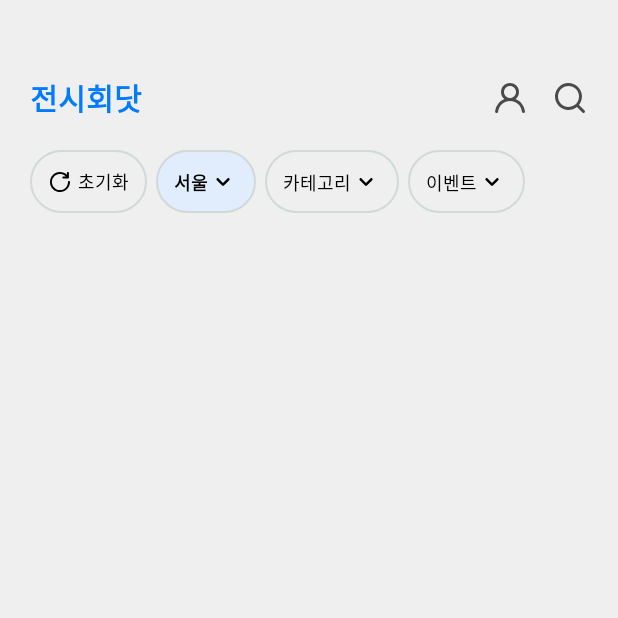
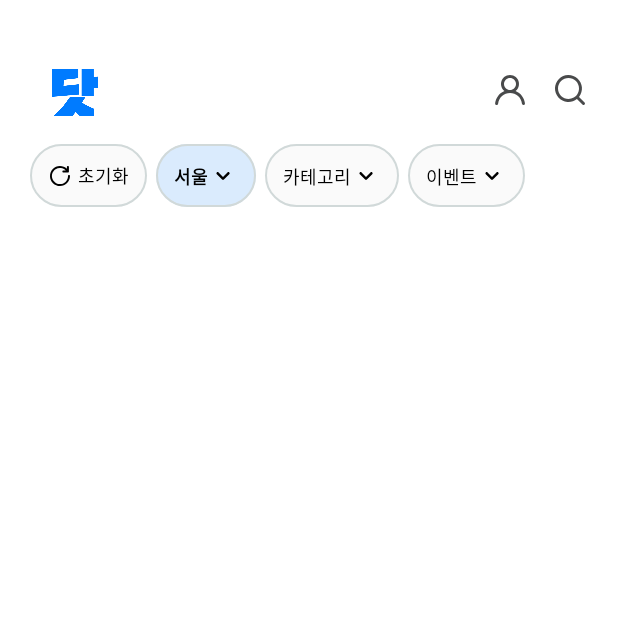
Before and after one commit to AppLinkers/ExhibitionDoT-Android, an Android app built with Jetpack Compose: the HomeRoute screen opened through its navigation route, on a phone screen of 412 x 824 dp, the top half of it. Run offline under Robolectric (Android 15) with nearby library versions, the phone set to English and light mode, and no system bars; our stand-ins replace Dagger/Hilt's generated code, paging; libraries missing offline, so code that uses them is left out: com.kakao.sdk; network calls fail; Roboto replaces fonts that are not available here.

Commit message:
#17 feat: 홈 Topbar 로고 추가

```diff
--- a/presentation/src/main/java/com/exhibitiondot/presentation/ui/DoTApp.kt
+++ b/presentation/src/main/java/com/exhibitiondot/presentation/ui/DoTApp.kt
@@ -1,5 +1,6 @@
 package com.exhibitiondot.presentation.ui
 
+import androidx.compose.foundation.background
 import androidx.compose.foundation.layout.Column
 import androidx.compose.foundation.layout.WindowInsets
 import androidx.compose.foundation.layout.consumeWindowInsets
@@ -25,6 +26,7 @@ fun DoTApp(
             modifier = Modifier
                 .fillMaxSize()
                 .consumeWindowInsets(padding)
+                .background(color = MaterialTheme.colorScheme.background)
         ) {
             DoTNavHost(
                 appState = appState,
--- a/presentation/src/main/java/com/exhibitiondot/presentation/ui/component/DoTTopBar.kt
+++ b/presentation/src/main/java/com/exhibitiondot/presentation/ui/component/DoTTopBar.kt
@@ -1,5 +1,6 @@
 package com.exhibitiondot.presentation.ui.component
 
+import androidx.compose.foundation.Image
 import androidx.compose.foundation.clickable
 import androidx.compose.foundation.layout.Arrangement
 import androidx.compose.foundation.layout.Box
@@ -62,18 +63,18 @@ fun HomeTopBar(
         modifier = modifier
             .fillMaxWidth()
             .padding(
-                top = 50.dp,
-                bottom = screenPadding,
+                top = 30.dp,
+                bottom = 6.dp,
                 start = screenPadding,
                 end = screenPadding
             ),
         verticalAlignment = Alignment.CenterVertically,
         horizontalArrangement = Arrangement.SpaceBetween
     ) {
-        Text(
-            text = stringResource(R.string.app_name),
-            style = MaterialTheme.typography.headlineLarge,
-            color = MaterialTheme.colorScheme.primary
+        Image(
+            modifier = Modifier.size(60.dp),
+            painter = painterResource(R.drawable.app_logo_white),
+            contentDescription = "app-logo-white"
         )
         Row {
             UserIcon(
--- a/presentation/src/main/java/com/exhibitiondot/presentation/ui/screen/main/navigation/MainNavigation.kt
+++ b/presentation/src/main/java/com/exhibitiondot/presentation/ui/screen/main/navigation/MainNavigation.kt
@@ -13,7 +13,7 @@ import com.exhibitiondot.presentation.ui.navigation.ScreenGraph
 import com.exhibitiondot.presentation.ui.screen.main.home.HomeRoute
 
 fun NavController.navigateToMainGraph() = navigate(Screen.Home.route) {
-    popUpTo(ScreenGraph.MainGraph.route) { inclusive = true }
+    popUpTo(graph.id) { inclusive = true }
 }
 
 fun NavController.navigateToEventDetail(eventId: Long) =
--- a/presentation/src/main/java/com/exhibitiondot/presentation/ui/screen/sign/navigation/SignNavigation.kt
+++ b/presentation/src/main/java/com/exhibitiondot/presentation/ui/screen/sign/navigation/SignNavigation.kt
@@ -15,7 +15,7 @@ import com.exhibitiondot.presentation.ui.screen.sign.signIn.SignInRoute
 import com.exhibitiondot.presentation.ui.screen.sign.signUp.SignUpRoute
 
 fun NavController.navigateToSignGraph() = navigate(Screen.SignIn.route) {
-    popUpTo(ScreenGraph.SignGraph.route) { inclusive = true }
+    popUpTo(graph.id) { inclusive = true }
 }
 
 fun NavController.navigateToSignScreen(email: String) =
--- a/presentation/src/main/java/com/exhibitiondot/presentation/ui/theme/Color.kt
+++ b/presentation/src/main/java/com/exhibitiondot/presentation/ui/theme/Color.kt
@@ -4,10 +4,10 @@ import androidx.compose.material3.lightColorScheme
 import androidx.compose.ui.graphics.Color
 
 val Primary = Color(0xFF007BFF)
-val PrimaryVariant = Color(0xFFE1EDFC)
+val PrimaryVariant = Color(0xFFDAEBFD)
 val PrimaryDisabled = Color(0x0D007BFF)
 val White = Color(0xFFFFFFFF)
-val Grey100 = Color(0xFFEFEFEF)
+val Grey100 = Color(0xFFFAFAFA)
 val Grey200 = Color(0xFFD1D9D9)
 val Grey300 = Color(0xFF9D9D9D)
 val Grey700 = Color(0xFF68696A)
```
